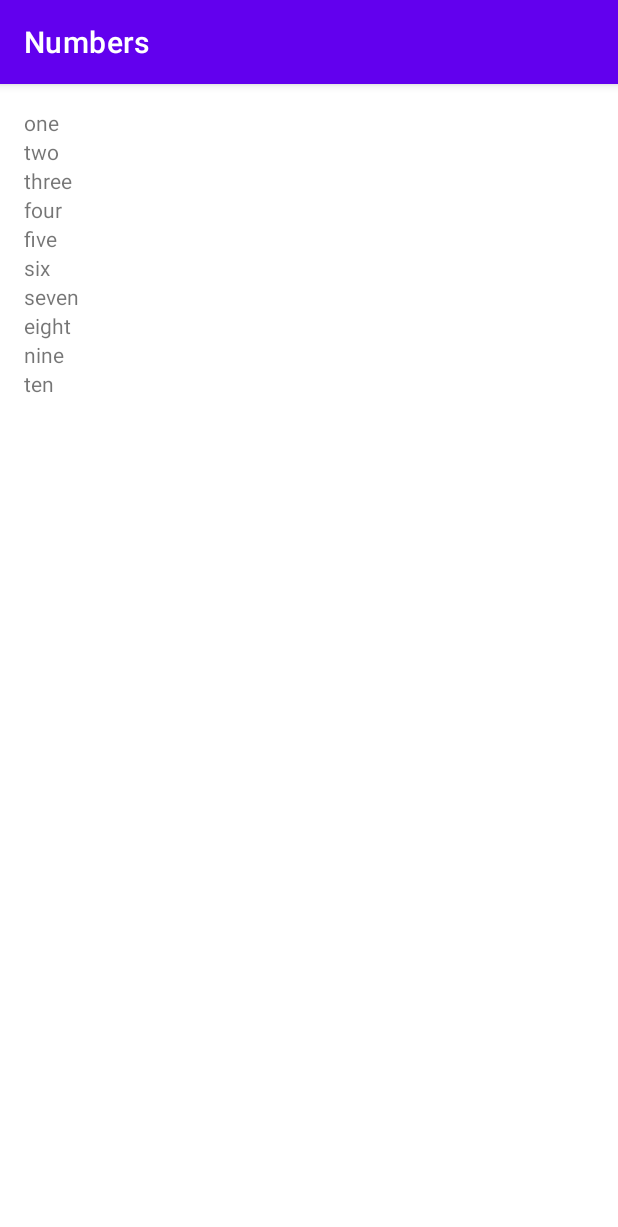
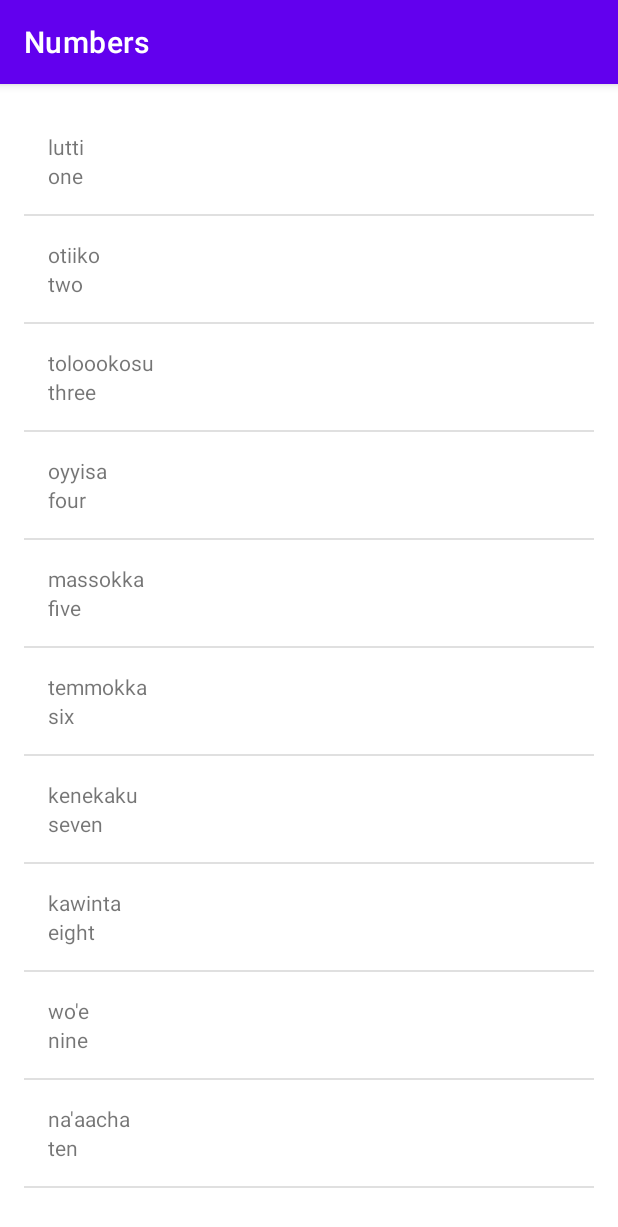
Before and after one commit to Kanika30vats/Android_Java_Miwok_App, an Android app: the NumbersActivity screen opened directly, with no data from a screen before it, on a phone screen of 412 x 824 dp. Shown: the top 1227 px of the screen. Run offline under Robolectric (Android 15) with nearby library versions, the phone set to English and light mode, and no system bars.

Commit message:
ViewRecyling:ListView & ArrayAdapter
Extending Array Adapter class to override getView method because we have more than 1 text view.

```diff
--- a/app/src/main/java/com/example/miwok/NumbersActivity.java
+++ b/app/src/main/java/com/example/miwok/NumbersActivity.java
@@ -5,6 +5,7 @@ import androidx.appcompat.app.AppCompatActivity;
 import android.os.Bundle;
 import android.util.Log;
 import android.widget.ArrayAdapter;
+import android.widget.GridView;
 import android.widget.LinearLayout;
 import android.widget.ListView;
 import android.widget.TextView;
@@ -29,17 +30,17 @@ public class NumbersActivity extends AppCompatActivity {
         //            Log.v("NumbersActivity", "Word at index 1: " + words[1]);
 
         // Creating ArrayList
-        ArrayList<String> words = new ArrayList<String>();
-        words.add("one");
-        words.add("two");
-        words.add("three");
-        words.add("four");
-        words.add("five");
-        words.add("six");
-        words.add("seven");
-        words.add("eight");
-        words.add("nine");
-        words.add("ten");
+        //        ArrayList<String> words = new ArrayList<String>();
+        //        words.add("one");
+        //        words.add("two");
+        //        words.add("three");
+        //        words.add("four");
+        //        words.add("five");
+        //        words.add("six");
+        //        words.add("seven");
+        //        words.add("eight");
+        //        words.add("nine");
+        //        words.add("ten");
 
         //        //            Log.v("NumbersActivity", "Word at index 0: " + words.get(0));
         //        //            Log.v("NumbersActivity", "Word at index 1: " + words.get(1));
@@ -54,21 +55,48 @@ public class NumbersActivity extends AppCompatActivity {
         //        // Add view as child to the parent view called rootView
         //        rootView.addView(wordView);
 
-                // ADDING TEXTVIEW TO LAYOUT USING LOOP
-                // Find the root view of the whole layout
-                LinearLayout rootView = (LinearLayout) findViewById(R.id.rootView);
+        //                // ADDING TEXTVIEW TO LAYOUT USING LOOP
+        //                // Find the root view of the whole layout
+        //                LinearLayout rootView = (LinearLayout) findViewById(R.id.rootView);
+        //
+        //                int index = 0;
+        //                while(index<words.size())
+        //                {
+        //                    // Create a new {@link TextView} that displayed the word and add the View as a child to the rootView
+        //                    TextView wordView = new TextView(this); // explanation of 'this' is written above in comment
+        //                    wordView.setText(words.get(index));
+        //                    rootView.addView(wordView);
+        //
+        //                    index++;
+        //                }
 
-                int index = 0;
-                while(index<words.size())
-                {
-                    // Create a new {@link TextView} that displayed the word and add the View as a child to the rootView
-                    TextView wordView = new TextView(this); // explanation of 'this' is written above in comment
-                    wordView.setText(words.get(index));
-                    rootView.addView(wordView);
+        // ArrayList containing Word objects.
+        ArrayList<Word> words = new ArrayList<Word>();
 
-                    index++;
-                }
+        //        Word w = new Word("one", "lutti");
+        //        words.add(w);
+        words.add(new Word("one", "lutti"));
+        words.add(new Word("two", "otiiko"));
+        words.add(new Word("three", "toloookosu"));
+        words.add(new Word("four", "oyyisa"));
+        words.add(new Word("five", "massokka"));
+        words.add(new Word("six", "temmokka"));
+        words.add(new Word("seven", "kenekaku"));
+        words.add(new Word("eight", "kawinta"));
+        words.add(new Word("nine", "wo'e"));
+        words.add(new Word("ten", "na'aacha"));
 
+
+
+
+        // Using ListView for ViewRecycling
+        // ArrayAdapter<String> itemsAdapter = new ArrayAdapter<String>(this, android.R.layout.simple_list_item_1, words);
+        //ArrayAdapter<String> itemsAdapter = new ArrayAdapter<String>(this, R.layout.list_item, words);
+//        ArrayAdapter<Word> itemsAdapter = new ArrayAdapter<Word>(this, R.layout.list_item, words);
+
+        WordAdapter adapter = new WordAdapter(this, words);
+        ListView listView = (ListView) findViewById(R.id.list);
+        listView.setAdapter(adapter);
 
     }
 }
--- /dev/null
+++ b/app/src/main/java/com/example/miwok/Word.java
@@ -0,0 +1,40 @@
+package com.example.miwok;
+
+/**
+ * {@Link Word} represents a vocabulary word that the user wants to learn.
+ * It contains a default translation and a Miwok translation for that word.
+ */
+public class Word
+{
+    /**
+     * Default translation for the word.
+     */
+    private String mDefaultTranslation;
+
+    /**
+     * Miwok translation for the word.
+     */
+    private String mMiwokTranslation;
+
+    public Word(String defaultTranslation, String miwokTranslation)
+    {
+        mDefaultTranslation = defaultTranslation;
+        mMiwokTranslation = miwokTranslation;
+    }
+
+    /**
+     * Get default translation method.
+     */
+    public String getDefaultTranslation()
+    {
+        return mDefaultTranslation;
+    }
+
+    /**
+     * Get Miwok translation method.
+     */
+    public String getMiwokTranslation()
+    {
+        return mMiwokTranslation;
+    }
+}
--- /dev/null
+++ b/app/src/main/java/com/example/miwok/WordAdapter.java
@@ -0,0 +1,89 @@
+package com.example.miwok;
+
+import android.app.Activity;
+import android.view.LayoutInflater;
+import android.view.View;
+import android.view.ViewGroup;
+import android.widget.ArrayAdapter;
+import android.widget.TextView;
+
+import androidx.annotation.NonNull;
+import androidx.annotation.Nullable;
+
+import java.util.ArrayList;
+
+/**
+ * This class is created to override the getView method of ArrayAdapter class.
+ * This is because the ArrayAdapter class expects that the provided resource id is a single TextView.
+ * But we have more than one views in list_item.xml.
+ * And hence to use something other than TextViews, we have to use getView(int, View, ViewGroup)
+ * To provide R.layout.list_item as the resource id, we have to override getView method.
+ */
+public class WordAdapter extends ArrayAdapter<Word>
+{
+
+    /**
+     * This is our own custom constructor (it doesn't mirror a superclass constructor).
+     * The context is used to inflate the layout file, and the list is the data we want
+     * to populate into the lists.
+     *
+     * @param context        The current context. Used to inflate the layout file.
+     * @param words A List of AndroidFlavor objects to display in a list
+     *
+     */
+      public WordAdapter(Activity context, ArrayList<Word> words)
+      {
+            // Here, we initialize the ArrayAdapter's internal storage for the context and the list.
+            // the second argument is used when the ArrayAdapter is populating a single TextView.
+            // Because this is a custom adapter for two TextViews and an ImageView, the adapter is not
+            // going to use this second argument, so it can be any value. Here, we used 0.
+            // 0 is passed as resource id because we don't need to rely on superclass ArrayAdapter inflating or creating a List Item view for us.
+            //getView method will manually handle the inflating.
+            super(context, 0, words);
+    }
+
+
+    /**
+     * Provides a view for an AdapterView (ListView, GridView, etc.)
+     *
+     * @param position The position in the list of data that should be displayed in the
+     *                 list item view.
+     * @param convertView The recycled view to populate.
+     * @param parent The parent ViewGroup that is used for inflation.
+     * @return The View for the position in the AdapterView.
+
+     * Use Ctrl+O to override methods of the inherited class.
+     * Or go to Code > Override Methods.
+     */
+    @NonNull
+    @Override
+    public View getView(int position, @Nullable View convertView, @NonNull ViewGroup parent) {
+        // Check if the existing view is being reused, otherwise inflate the view
+        View listItemView = convertView;
+        if (listItemView == null) {
+            listItemView = LayoutInflater.from(getContext()).inflate(
+                    R.layout.list_item, parent, false);
+        }
+
+
+        // Get the {@link AndroidFlavor} object located at this position in the list
+        Word currentWord = getItem(position);
+
+        // Find the TextView in the list_item.xml layout with the ID version_name
+        TextView miwokTextView = (TextView) listItemView.findViewById(R.id.miwok_text_view);
+        // Get the version name from the current AndroidFlavor object and
+        // set this text on the name TextView
+        miwokTextView.setText(currentWord.getMiwokTranslation());
+
+        // Find the TextView in the list_item.xml layout with the ID version_number
+        TextView defaultTextView = (TextView) listItemView.findViewById(R.id.default_text_view);
+        // Get the version number from the current AndroidFlavor object and
+        // set this text on the number TextView
+        defaultTextView.setText(currentWord.getDefaultTranslation());
+
+        // Return the whole list item layout (containing 2 TextViews )
+        // so that it can be shown in the ListView
+        return listItemView;
+
+    }
+}
--- a/app/src/main/res/layout/activity_numbers.xml
+++ b/app/src/main/res/layout/activity_numbers.xml
@@ -1,13 +1,16 @@
 <?xml version="1.0" encoding="utf-8"?>
-<LinearLayout
+<ListView
     xmlns:android="http://schemas.android.com/apk/res/android"
     xmlns:app="http://schemas.android.com/apk/res-auto"
     xmlns:tools="http://schemas.android.com/tools"
     android:layout_width="match_parent"
     android:layout_height="match_parent"
-    android:padding="16dp"
     android:orientation="vertical"
-    android:id="@+id/rootView"
+    android:id="@+id/list"
+    android:paddingBottom="@dimen/activity_vertical_margin"
+    android:paddingLeft="@dimen/activity_horizontal_margin"
+    android:paddingRight="@dimen/activity_horizontal_margin"
+    android:paddingTop="@dimen/activity_vertical_margin"
     tools:context=".NumbersActivity">
 
-</LinearLayout>
+</ListView>
--- /dev/null
+++ b/app/src/main/res/layout/list_item.xml
@@ -0,0 +1,29 @@
+<?xml version="1.0" encoding="utf-8"?>
+<LinearLayout
+    xmlns:android="http://schemas.android.com/apk/res/android"
+    xmlns:tools="http://schemas.android.com/tools"
+    android:orientation="vertical"
+    android:layout_width="match_parent"
+    android:layout_height="match_parent"
+    android:padding="16dp">
+
+    <TextView
+        android:layout_width="wrap_content"
+        android:layout_height="wrap_content"
+        android:id="@+id/miwok_text_view"
+        tools:text="lutti" />
+        <!--
+        tools:text is used by tools namespace
+        It works as a placeholder text to help developers make sure that text looks alright when testing in android studio
+        We have not used android:text attribute because text will be changed dynamically.
+        We only want to test the code.
+        -->
+
+
+    <TextView
+        android:layout_width="wrap_content"
+        android:layout_height="wrap_content"
+        android:id="@+id/default_text_view"
+        tools:text="one"/>
+
+</LinearLayout>
```
